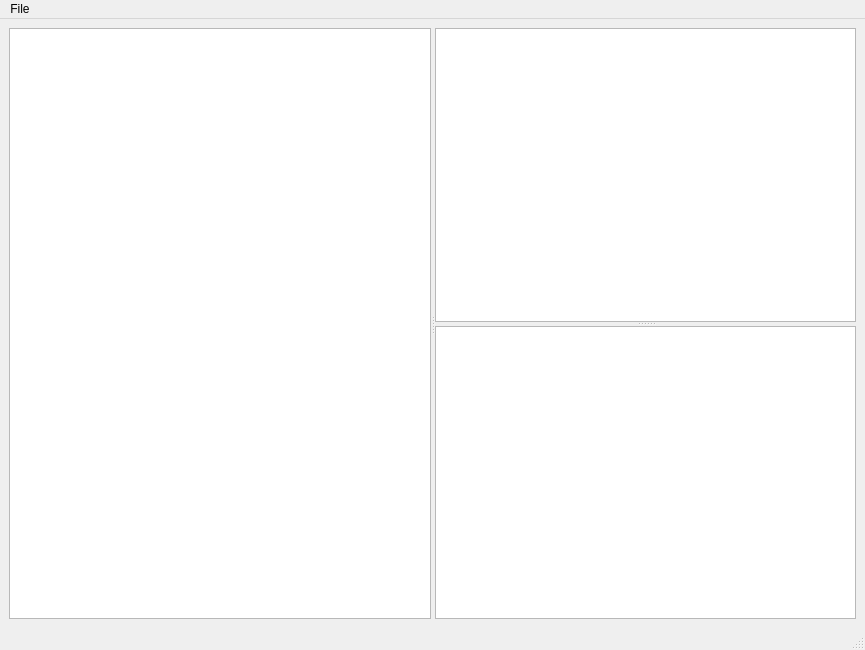
Qt form src/mainwindow.ui (hatstand/O-sRSSly) before a commit.
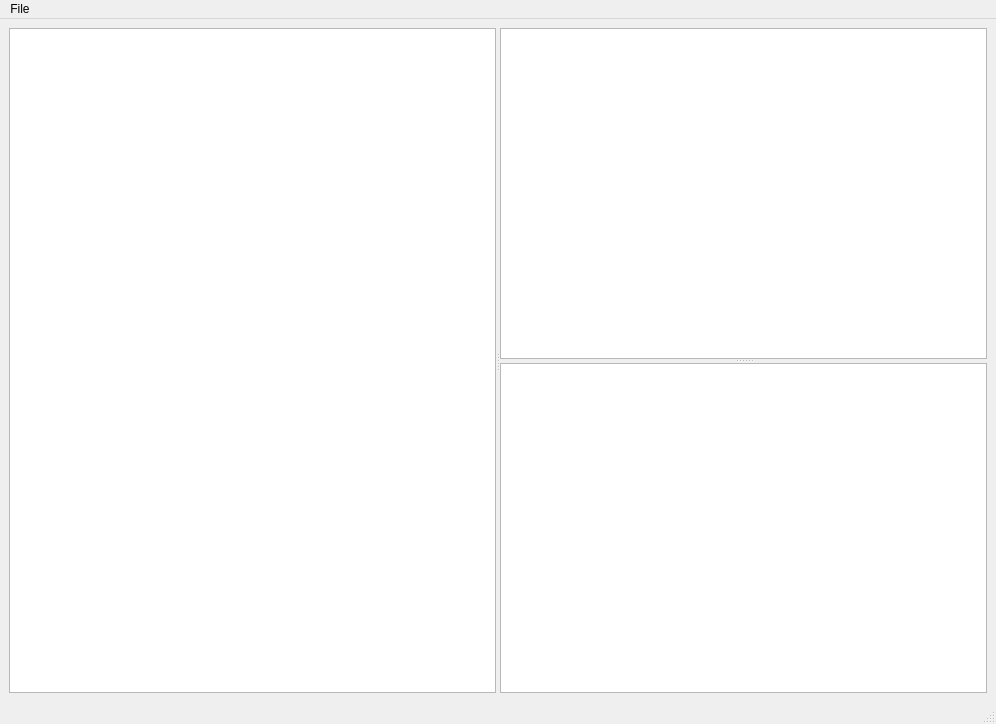
The same form after that commit. Custom widgets are drawn as their Qt base class.

Commit message: Shows feed entries too!

Diff of the .ui file:
```diff
--- a/src/mainwindow.ui
+++ b/src/mainwindow.ui
@@ -5,8 +5,8 @@
    <rect>
     <x>0</x>
     <y>0</y>
-    <width>865</width>
-    <height>650</height>
+    <width>996</width>
+    <height>724</height>
    </rect>
   </property>
   <property name="windowTitle" >
@@ -17,8 +17,8 @@
     <rect>
      <x>0</x>
      <y>28</y>
-     <width>865</width>
-     <height>597</height>
+     <width>996</width>
+     <height>671</height>
     </rect>
    </property>
    <layout class="QGridLayout" name="gridLayout" >
@@ -48,7 +48,14 @@
        <property name="orientation" >
         <enum>Qt::Vertical</enum>
        </property>
-       <widget class="QListView" name="articles_" />
+       <widget class="QTableView" name="entries_" >
+        <property name="selectionBehavior" >
+         <enum>QAbstractItemView::SelectRows</enum>
+        </property>
+        <property name="sortingEnabled" >
+         <bool>true</bool>
+        </property>
+       </widget>
        <widget class="QTextBrowser" name="contents_" />
       </widget>
      </widget>
@@ -60,7 +67,7 @@
     <rect>
      <x>0</x>
      <y>0</y>
-     <width>865</width>
+     <width>996</width>
      <height>28</height>
     </rect>
    </property>
@@ -77,8 +84,8 @@
    <property name="geometry" >
     <rect>
      <x>0</x>
-     <y>625</y>
-     <width>865</width>
+     <y>699</y>
+     <width>996</width>
      <height>25</height>
     </rect>
    </property>
```
The commit also changes 8 other files.
